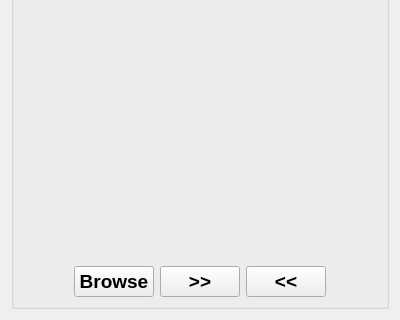
Before: the Qt Designer form forms/displayimageswidget.ui in Boazrciasn/RDFramework, drawn with Qt 5; both pictures show x 0 to 400 and y 218 to 538 of the 400 by 538 pixel window.
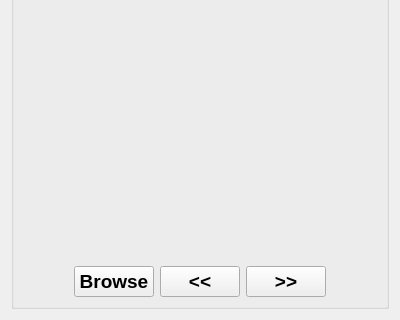
After: the same form once the commit is applied.

Patch:
```diff
--- a/forms/displayimageswidget.ui
+++ b/forms/displayimageswidget.ui
@@ -60,13 +60,6 @@
           </property>
          </widget>
         </item>
-        <item>
-         <widget class="QPushButton" name="next_pushButton">
-          <property name="text">
-           <string>&gt;&gt;</string>
-          </property>
-         </widget>
-        </item>
         <item>
          <widget class="QPushButton" name="prev_pushButton">
           <property name="text">
@@ -74,6 +67,13 @@
           </property>
          </widget>
         </item>
+        <item>
+         <widget class="QPushButton" name="next_pushButton">
+          <property name="text">
+           <string>&gt;&gt;</string>
+          </property>
+         </widget>
+        </item>
         <item>
          <spacer name="horizontalSpacer_2">
           <property name="orientation">
```
Left out of the diff: 56 changed lines with no effect on the pictures.
